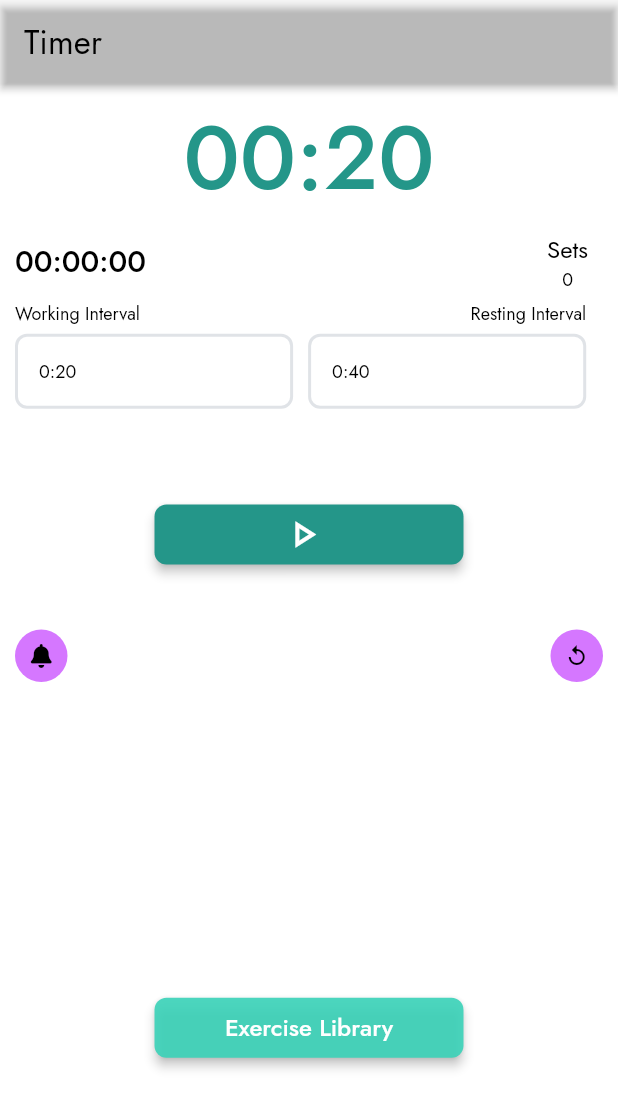
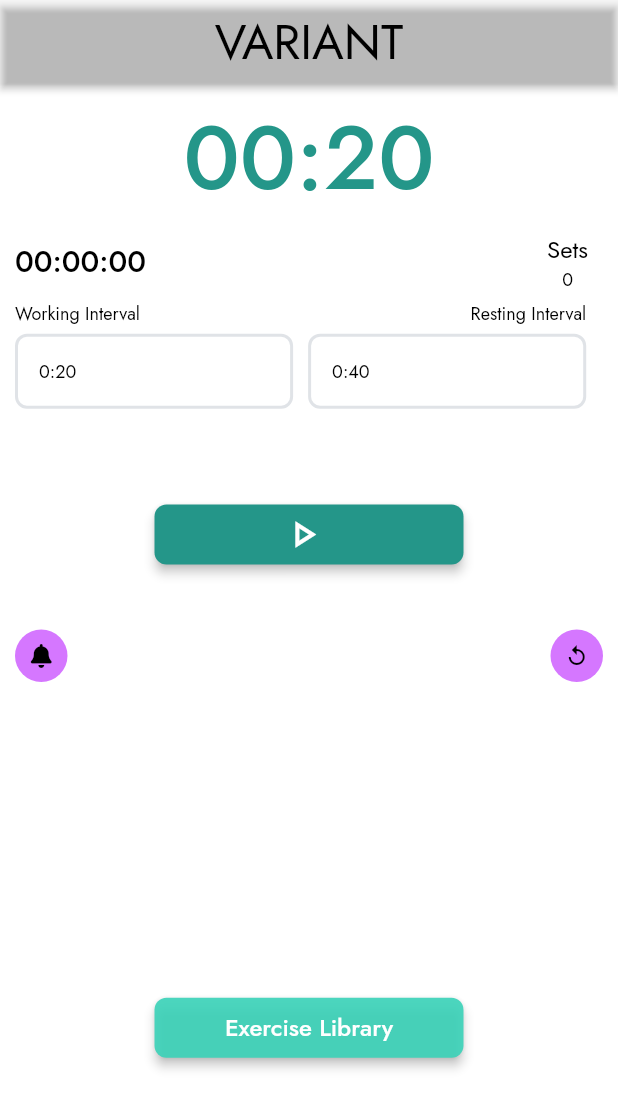
Before and after one commit to chasegarsee/variantathletics, a Flutter app: the TimerWidget screen opened by its route, on a phone screen of 412 x 824 dp. Shown: the top 1109 px of the screen. Run offline on Flutter 3.47's test engine with Material 2 defaults, Android fonts, the light colour scheme and no system bars; drawn by our look-alikes of auto_size_text; our stand-ins replace chewie, cloud_firestore, dropdown_button2, easy_debounce, firebase_core, flutter_spinkit and 10 more; missing offline and left inert: json_path; accounts and stored records are empty.

Commit message:
Updating to latest FlutterFlow output.

```diff
--- a/lib/flutter_flow/internationalization.dart
+++ b/lib/flutter_flow/internationalization.dart
@@ -313,8 +313,8 @@ final kTranslationsMap = <Map<String, Map<String, String>>>[
       'en': 'Exercise Library',
       'th': '',
     },
-    'eo0tbowu': {
-      'en': 'Timer',
+    'yamg0oo6': {
+      'en': 'VARIANT',
       'th': '',
     },
     '2gueynm6': {
--- a/lib/main.dart
+++ b/lib/main.dart
@@ -69,7 +69,7 @@ class _MyAppState extends State<MyApp> {
   @override
   Widget build(BuildContext context) {
     return MaterialApp.router(
-      title: 'Variant',
+      title: 'variantExerciseLibrary',
       localizationsDelegates: [
         FFLocalizationsDelegate(),
         GlobalMaterialLocalizations.delegate,
--- a/lib/pages/timer/timer_widget.dart
+++ b/lib/pages/timer/timer_widget.dart
@@ -74,15 +74,21 @@ class _TimerWidgetState extends State<TimerWidget> {
         appBar: AppBar(
           backgroundColor: Color(0x00FFFFFF),
           automaticallyImplyLeading: false,
-          title: Text(
-            FFLocalizations.of(context).getText(
-              'eo0tbowu' /* Timer */,
-            ),
-            style: FlutterFlowTheme.of(context).headlineMedium.override(
-                  fontFamily: 'Jost',
-                  color: FlutterFlowTheme.of(context).primaryText,
-                  fontSize: 22.0,
+          title: Row(
+            mainAxisSize: MainAxisSize.max,
+            mainAxisAlignment: MainAxisAlignment.center,
+            children: [
+              Text(
+                FFLocalizations.of(context).getText(
+                  'yamg0oo6' /* VARIANT */,
                 ),
+                style: FlutterFlowTheme.of(context).bodyMedium.override(
+                      fontFamily: 'Jost',
+                      color: FlutterFlowTheme.of(context).primaryText,
+                      fontSize: 32.0,
+                    ),
+              ),
+            ],
           ),
           actions: [],
           centerTitle: false,
--- a/pubspec.yaml
+++ b/pubspec.yaml
@@ -1,4 +1,4 @@
-name: variant
+name: variant_exercise_library
 description: A new Flutter project.
 
 # The following line prevents the package from being accidentally published to
@@ -15,7 +15,7 @@ publish_to: 'none' # Remove this line if you wish to publish to pub.dev
 # In iOS, build-name is used as CFBundleShortVersionString while build-number used as CFBundleVersion.
 # Read more about iOS versioning at
 # https://developer.apple.com/library/archive/documentation/General/Reference/InfoPlistKeyReference/Articles/CoreFoundationKeys.html
-version: 1.0.5+3
+version: 1.0.4+1
 
 environment:
   sdk: ">=3.0.0 <4.0.0"
```
Also changed, not shown: lib/app_state.dart (+58 -29 lines), lib/components/exercise_video_stack/exercise_video_stack_widget.dart (+43 -19 lines), lib/pages/exercise_library/exercise_library_widget.dart (+21 -4 lines), pubspec.lock (deleted), 8 other files.
